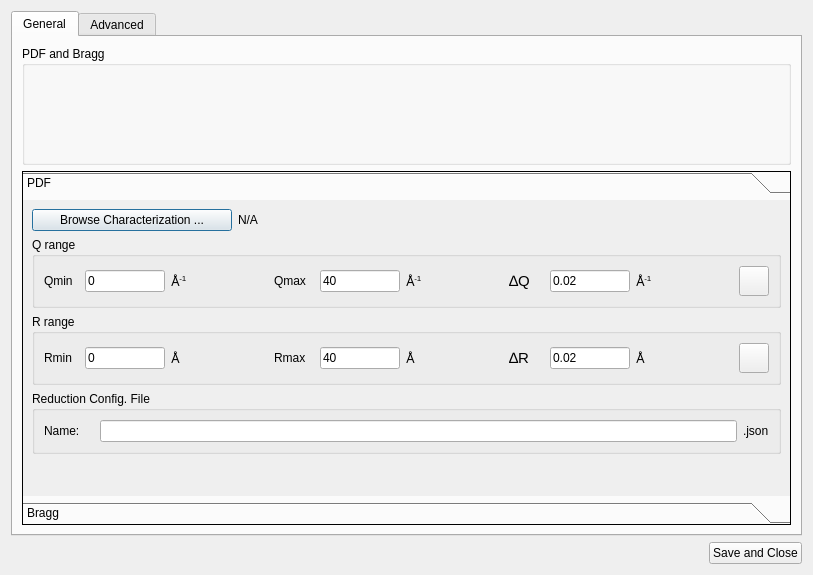
Old version of the form designer/ui_reduction_configuration_dialog.ui in the repository neutrons/addie.
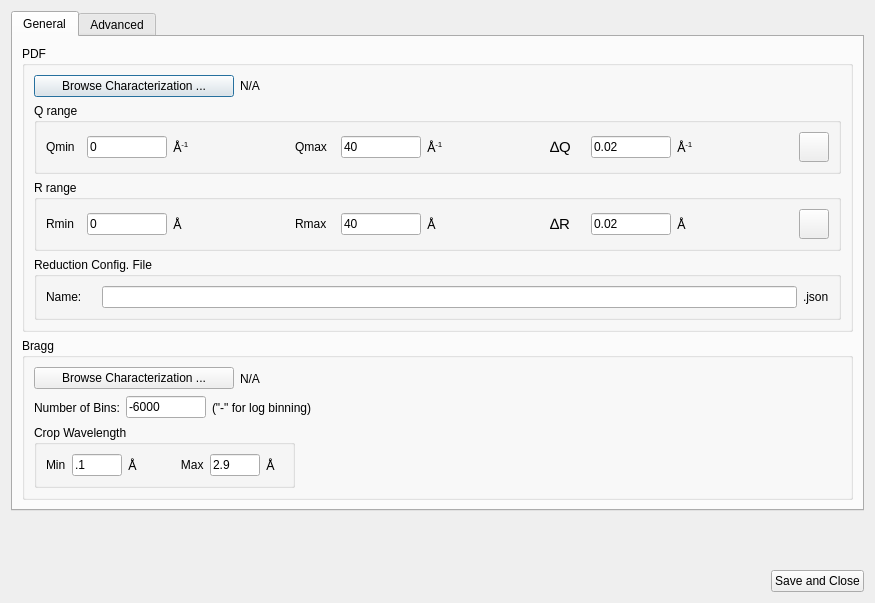
New version of the form.

Commit message: Added Mass Density to the table (sample and normalization

```diff
--- a/designer/ui_reduction_configuration_dialog.ui
+++ b/designer/ui_reduction_configuration_dialog.ui
@@ -6,14 +6,14 @@
    <rect>
     <x>0</x>
     <y>0</y>
-    <width>813</width>
-    <height>575</height>
+    <width>875</width>
+    <height>603</height>
    </rect>
   </property>
   <property name="windowTitle">
    <string>Reduction Configuration</string>
   </property>
-  <layout class="QVBoxLayout" name="verticalLayout">
+  <layout class="QVBoxLayout" name="verticalLayout_2">
    <item>
     <widget class="QTabWidget" name="tabWidget">
      <property name="currentIndex">
@@ -23,59 +23,13 @@
       <attribute name="title">
        <string>General</string>
       </attribute>
-      <layout class="QVBoxLayout" name="verticalLayout_5">
-       <item>
-        <widget class="QGroupBox" name="groupBox_3">
-         <property name="title">
-          <string>PDF and Bragg</string>
-         </property>
          <layout class="QVBoxLayout" name="verticalLayout_4">
           <item>
-           <spacer name="verticalSpacer_3">
-            <property name="orientation">
-             <enum>Qt::Vertical</enum>
-            </property>
-            <property name="sizeHint" stdset="0">
-             <size>
-              <width>20</width>
-              <height>86</height>
-             </size>
-            </property>
-           </spacer>
-          </item>
-         </layout>
-        </widget>
-       </item>
-       <item>
-        <widget class="QToolBox" name="toolBox">
-         <property name="autoFillBackground">
-          <bool>false</bool>
-         </property>
-         <property name="frameShape">
-          <enum>QFrame::Panel</enum>
-         </property>
-         <property name="frameShadow">
-          <enum>QFrame::Plain</enum>
-         </property>
-         <property name="lineWidth">
-          <number>1</number>
-         </property>
-         <property name="currentIndex">
-          <number>0</number>
-         </property>
-         <widget class="QWidget" name="page">
-          <property name="geometry">
-           <rect>
-            <x>0</x>
-            <y>0</y>
-            <width>757</width>
-            <height>288</height>
-           </rect>
-          </property>
-          <attribute name="label">
+        <widget class="QGroupBox" name="groupBox">
+         <property name="title">
            <string>PDF</string>
-          </attribute>
-          <layout class="QVBoxLayout" name="verticalLayout_3">
+         </property>
+         <layout class="QVBoxLayout" name="verticalLayout">
            <item>
             <layout class="QHBoxLayout" name="horizontalLayout_40">
              <item>
@@ -540,34 +494,15 @@
              </layout>
             </widget>
            </item>
-           <item>
-            <spacer name="verticalSpacer_2">
-             <property name="orientation">
-              <enum>Qt::Vertical</enum>
-             </property>
-             <property name="sizeHint" stdset="0">
-              <size>
-               <width>20</width>
-               <height>40</height>
-              </size>
-             </property>
-            </spacer>
-           </item>
-          </layout>
-         </widget>
-         <widget class="QWidget" name="page_2">
-          <property name="geometry">
-           <rect>
-            <x>0</x>
-            <y>0</y>
-            <width>771</width>
-            <height>204</height>
-           </rect>
-          </property>
-          <attribute name="label">
+         </layout>
+        </widget>
+       </item>
+       <item>
+        <widget class="QGroupBox" name="groupBox_2">
+         <property name="title">
            <string>Bragg</string>
-          </attribute>
-          <layout class="QVBoxLayout" name="verticalLayout_2">
+         </property>
+         <layout class="QVBoxLayout" name="verticalLayout_3">
            <item>
             <layout class="QHBoxLayout" name="horizontalLayout_38">
              <item>
@@ -746,29 +681,15 @@
                </property>
                <property name="sizeHint" stdset="0">
                 <size>
-                 <width>40</width>
-                 <height>20</height>
+                <width>546</width>
+                <height>17</height>
                 </size>
                </property>
               </spacer>
              </item>
             </layout>
            </item>
-           <item>
-            <spacer name="verticalSpacer">
-             <property name="orientation">
-              <enum>Qt::Vertical</enum>
-             </property>
-             <property name="sizeHint" stdset="0">
-              <size>
-               <width>20</width>
-               <height>40</height>
-              </size>
-             </property>
-            </spacer>
-           </item>
-          </layout>
-         </widget>
+         </layout>
         </widget>
        </item>
       </layout>
@@ -811,6 +732,19 @@
      </widget>
     </widget>
    </item>
+   <item>
+    <spacer name="verticalSpacer">
+     <property name="orientation">
+      <enum>Qt::Vertical</enum>
+     </property>
+     <property name="sizeHint" stdset="0">
+      <size>
+       <width>20</width>
+       <height>406</height>
+      </size>
+     </property>
+    </spacer>
+   </item>
    <item>
     <layout class="QHBoxLayout" name="horizontalLayout">
      <item>
```
Lines whose indentation alone changed are shown as unchanged. The commit also changes 2 other files.
